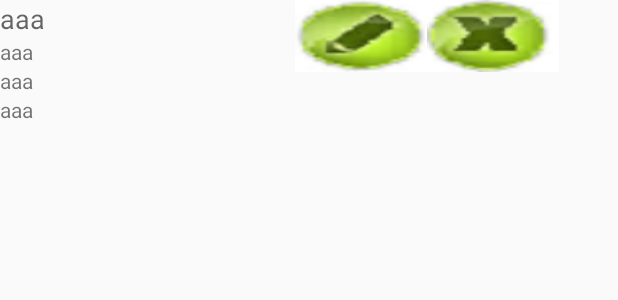
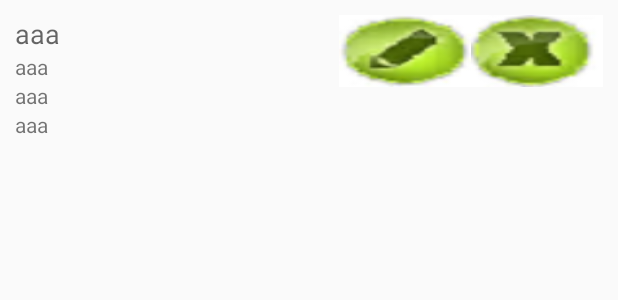
Before and after one commit to shahdinesh/formHandling-Andorid, an Android app: the layout user_list.xml on its own in the app's theme, with its tools: preview values and no code run, on a phone screen of 412 x 824 dp. Shown: the top 300 px of the screen. Run offline under Robolectric (Android 15) with nearby library versions, the phone set to English and light mode, and no system bars.

```diff
--- a/app/src/main/res/layout/activity_main.xml
+++ b/app/src/main/res/layout/activity_main.xml
@@ -10,8 +10,6 @@
         android:background="#4fe147"
         android:textColor="#0d000c"
         android:id="@+id/add_user"
-        android:clickable="false"
-        android:focusable="false"
         android:onClick="Form"
         android:layout_gravity="center_horizontal" />
 
--- a/app/src/main/res/layout/user_list.xml
+++ b/app/src/main/res/layout/user_list.xml
@@ -1,13 +1,10 @@
 <?xml version="1.0" encoding="utf-8"?>
-<LinearLayout xmlns:android="http://schemas.android.com/apk/res/android"
+<RelativeLayout xmlns:android="http://schemas.android.com/apk/res/android"
     android:layout_width="match_parent"
     android:orientation="vertical"
+    android:layout_margin="10dp"
     android:layout_height="match_parent">
 
-    <LinearLayout
-        android:layout_width="wrap_content"
-        android:layout_height="wrap_content"
-        android:orientation="horizontal" >
     <LinearLayout
         android:layout_width="wrap_content"
         android:layout_height="wrap_content"
@@ -41,8 +38,7 @@
         android:layout_width="wrap_content"
         android:layout_height="wrap_content"
         android:orientation="horizontal"
-           android:layout_marginLeft="250px"
-           android:layout_gravity="right">
+        android:layout_alignParentRight="true" >
         <Button android:id="@+id/edit"
             android:layout_width="wrap_content"
             android:layout_height="wrap_content"
@@ -52,5 +48,5 @@
             android:layout_height="wrap_content"
             android:background="@drawable/delete" />
     </LinearLayout>
-    </LinearLayout>
-</LinearLayout>
+
+</RelativeLayout>
```
Also changed, not shown: app/src/main/java/com/example/myapplication/DataBase.java (+5 -2 lines), app/src/main/java/com/example/myapplication/MainActivity.java (+4 -4 lines), app/src/main/java/com/example/myapplication/UserAdapter.java (+12 -8 lines). Lines whose indentation alone changed are shown as unchanged.
